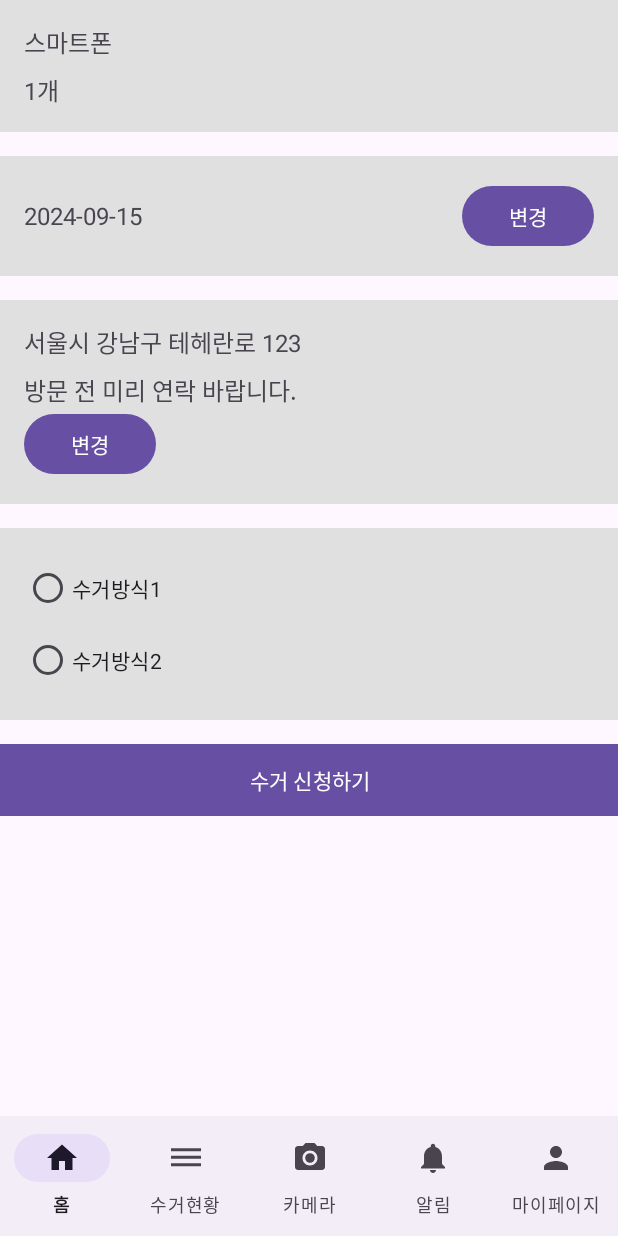
After one commit to heeji-lee/Recycle_App, an Android app: the ReservationDetailActivity screen opened directly, with no data from a screen before it, on a phone screen of 412 x 824 dp. The commit adds this screen. Run offline under Robolectric (Android 15) with nearby library versions, the phone set to English and light mode, and no system bars.

Commit message:
수거 예약 페이지(수정 필요)

```diff
--- a/app/src/main/AndroidManifest.xml
+++ b/app/src/main/AndroidManifest.xml
@@ -1,6 +1,7 @@
 <?xml version="1.0" encoding="utf-8"?>
 <manifest xmlns:android="http://schemas.android.com/apk/res/android"
     xmlns:tools="http://schemas.android.com/tools">
+
     <uses-permission android:name="android.permission.INTERNET" />
 
     <application
@@ -10,10 +11,13 @@
         android:icon="@mipmap/ic_launcher"
         android:label="@string/app_name"
         android:roundIcon="@mipmap/ic_launcher_round"
-        android:usesCleartextTraffic="true"
         android:supportsRtl="true"
         android:theme="@style/Theme.Recycle"
+        android:usesCleartextTraffic="true"
         tools:targetApi="31">
+        <activity
+            android:name=".ReservationDetailActivity"
+            android:exported="false" />
         <activity
             android:name=".ProductActivity"
             android:exported="true" />
--- /dev/null
+++ b/app/src/main/java/com/appliances/recycle/ReservationDetailActivity.kt
@@ -0,0 +1,81 @@
+package com.appliances.recycle
+
+import android.os.Bundle
+import android.view.View
+import android.widget.Button
+import android.widget.EditText
+import android.widget.LinearLayout
+import android.widget.RadioButton
+import android.widget.RadioGroup
+import android.widget.TextView
+import android.widget.Toast
+import androidx.appcompat.app.AppCompatActivity
+import com.google.android.material.datepicker.MaterialDatePicker
+
+class ReservationDetailActivity : AppCompatActivity() {
+//    override fun onCreate(savedInstanceState: Bundle?) {
+//        super.onCreate(savedInstanceState)
+//        enableEdgeToEdge()
+//        setContentView(R.layout.activity_reservation_detail)
+//        ViewCompat.setOnApplyWindowInsetsListener(findViewById(R.id.resv)) { v, insets ->
+//            val systemBars = insets.getInsets(WindowInsetsCompat.Type.systemBars())
+//            v.setPadding(systemBars.left, systemBars.top, systemBars.right, systemBars.bottom)
+//            insets
+//        }
+//    }
+private lateinit var textProductName: TextView
+    private lateinit var textQuantity: TextView
+    private lateinit var textReservationDate: TextView
+    private lateinit var textAddress: TextView
+    private lateinit var textRequestDetails: TextView
+    private lateinit var btnEditDate: Button
+    private lateinit var btnEditCollectionInfo: Button
+
+    override fun onCreate(savedInstanceState: Bundle?) {
+        super.onCreate(savedInstanceState)
+        setContentView(R.layout.activity_reservation_detail)
+
+        // View 초기화
+        textProductName = findViewById(R.id.text_product_name)
+        textQuantity = findViewById(R.id.text_quantity)
+        textReservationDate = findViewById(R.id.text_reservation_date)
+        textAddress = findViewById(R.id.text_address)
+        textRequestDetails = findViewById(R.id.text_request_details)
+        btnEditDate = findViewById(R.id.btn_edit_date)
+        btnEditCollectionInfo = findViewById(R.id.btn_edit_collection_info)
+
+        // DB에서 값 가져오기 (여기서는 예제로 하드코딩)
+        textProductName.text = "스마트폰"
+        textQuantity.text = "1개"
+        textReservationDate.text = "2024-09-15"
+        textAddress.text = "서울시 강남구 테헤란로 123"
+        textRequestDetails.text = "방문 전 미리 연락 바랍니다."
+
+        // 예약 예정일 수정 버튼 클릭 이벤트
+        btnEditDate.setOnClickListener {
+            editText(textReservationDate)
+        }
+
+        // 수거 정보 수정 버튼 클릭 이벤트
+        btnEditCollectionInfo.setOnClickListener {
+            editText(textAddress)
+            editText(textRequestDetails)
+        }
+    }
+
+    private fun editText(textView: TextView) {
+        val editText = EditText(this)
+        editText.setText(textView.text)
+        textView.visibility = View.GONE
+        val parent = textView.parent as LinearLayout
+        parent.addView(editText, parent.indexOfChild(textView))
+
+        // 편집 완료 후 텍스트 업데이트
+        editText.setOnEditorActionListener { v, actionId, event ->
+            textView.text = editText.text
+            textView.visibility = View.VISIBLE
+            parent.removeView(editText)
+            true
+        }
+    }
+}
--- a/app/src/main/res/layout/activity_main.xml
+++ b/app/src/main/res/layout/activity_main.xml
@@ -1,10 +1,10 @@
 <?xml version="1.0" encoding="utf-8"?>
 <RelativeLayout
     xmlns:android="http://schemas.android.com/apk/res/android"
+    xmlns:app="http://schemas.android.com/apk/res-auto"
     android:layout_width="match_parent"
     android:layout_height="match_parent"
-    android:background="@color/white"
-    android:padding="16dp">
+    android:background="@color/white">
 
     <!-- 상단 헤더 이미지 -->
 
@@ -177,4 +177,13 @@
             android:src="@android:drawable/ic_menu_manage"
             android:padding="8dp"/>
     </LinearLayout>
+
+    <com.google.android.material.bottomnavigation.BottomNavigationView
+        android:id="@+id/bottom_navigation"
+        android:layout_width="match_parent"
+        android:layout_height="wrap_content"
+        android:layout_alignParentBottom="true"
+        app:labelVisibilityMode="labeled"
+        app:menu="@menu/bottom_navigation_menu" />
+
 </RelativeLayout>
--- /dev/null
+++ b/app/src/main/res/layout/activity_reservation_detail.xml
@@ -0,0 +1,141 @@
+<RelativeLayout
+    xmlns:android="http://schemas.android.com/apk/res/android"
+    xmlns:app="http://schemas.android.com/apk/res-auto"
+    android:id="@+id/resv"
+    android:layout_width="match_parent"
+    android:layout_height="match_parent">
+
+    <LinearLayout
+        android:layout_width="match_parent"
+        android:layout_height="wrap_content"
+        android:orientation="vertical"
+        android:background="#E0E0E0"
+        android:padding="16dp"
+        android:id="@+id/layout_product_info"
+        android:paddingTop="16dp"
+        android:paddingLeft="16dp"
+        android:paddingRight="16dp"
+        android:layout_marginBottom="16dp">
+
+        <TextView
+            android:id="@+id/text_product_name"
+            android:layout_width="wrap_content"
+            android:layout_height="wrap_content"
+            android:text="상품 이름"
+            android:textSize="16sp"
+            android:paddingBottom="8dp"/>
+
+        <TextView
+            android:id="@+id/text_quantity"
+            android:layout_width="wrap_content"
+            android:layout_height="wrap_content"
+            android:text="수량"
+            android:textSize="16sp"/>
+    </LinearLayout>
+
+    <LinearLayout
+        android:layout_width="match_parent"
+        android:layout_height="wrap_content"
+        android:orientation="horizontal"
+        android:background="#E0E0E0"
+        android:padding="16dp"
+        android:id="@+id/layout_reservation_date"
+        android:layout_below="@id/layout_product_info"
+        android:layout_marginBottom="16dp">
+
+        <TextView
+        android:id="@+id/text_reservation_date"
+        android:layout_width="0dp"
+        android:layout_height="wrap_content"
+        android:layout_weight="1"
+        android:text="yyyy-mm-dd"
+        android:textSize="16sp"/>
+
+        <Button
+        android:id="@+id/btn_edit_date"
+        android:layout_width="wrap_content"
+        android:layout_height="wrap_content"
+        android:text="변경"/>
+            </LinearLayout>
+
+            <!-- 수거 정보 영역 -->
+        <LinearLayout
+        android:layout_width="match_parent"
+        android:layout_height="wrap_content"
+        android:orientation="vertical"
+        android:background="#E0E0E0"
+        android:padding="16dp"
+        android:id="@+id/layout_collection_info"
+        android:layout_below="@id/layout_reservation_date"
+        android:layout_marginBottom="16dp">
+
+        <TextView
+        android:id="@+id/text_address"
+        android:layout_width="wrap_content"
+        android:layout_height="wrap_content"
+        android:text="주소"
+        android:textSize="16sp"
+        android:paddingBottom="8dp"/>
+
+        <TextView
+        android:id="@+id/text_request_details"
+        android:layout_width="wrap_content"
+        android:layout_height="wrap_content"
+        android:text="수거 요청사항"
+        android:textSize="16sp"/>
+
+        <Button
+        android:id="@+id/btn_edit_collection_info"
+        android:layout_width="wrap_content"
+        android:layout_height="wrap_content"
+        android:text="변경"/>
+    </LinearLayout>
+
+    <LinearLayout
+    android:layout_width="match_parent"
+    android:layout_height="wrap_content"
+    android:orientation="vertical"
+    android:background="#E0E0E0"
+    android:padding="16dp"
+    android:id="@+id/layout_collection_method"
+    android:layout_below="@id/layout_collection_info"
+    android:layout_marginBottom="16dp">
+
+        <RadioGroup
+        android:id="@+id/radio_group"
+        android:layout_width="match_parent"
+        android:layout_height="wrap_content"
+        android:orientation="vertical">
+
+        <RadioButton
+            android:id="@+id/radio_method1"
+            android:layout_width="wrap_content"
+            android:layout_height="wrap_content"
+            android:text="수거방식1"/>
+
+        <RadioButton
+            android:id="@+id/radio_method2"
+            android:layout_width="wrap_content"
+            android:layout_height="wrap_content"
+            android:text="수거방식2"/>
+        </RadioGroup>
+    </LinearLayout>
+
+    <Button
+    android:id="@+id/btn_submit"
+    android:layout_width="match_parent"
+    android:layout_height="wrap_content"
+    android:text="수거 신청하기"
+    android:background="#2196F3"
+    android:textColor="@android:color/white"
+    android:layout_below="@id/layout_collection_method"/>
+
+    <com.google.android.material.bottomnavigation.BottomNavigationView
+        android:id="@+id/bottom_navigation"
+        android:layout_width="match_parent"
+        android:layout_height="wrap_content"
+        android:layout_alignParentBottom="true"
+        app:labelVisibilityMode="labeled"
+        app:menu="@menu/bottom_navigation_menu" />
+
+</RelativeLayout>
```
Also changed, not shown: app/src/main/res/layout/activity_product.xml (line endings or trailing spaces).
